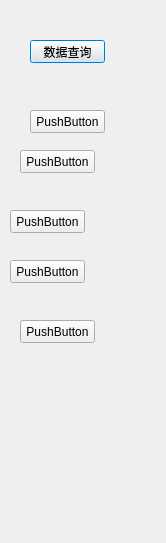
xuanyingdeng/TQD600, file dataquerydlg.ui: the form before one commit.
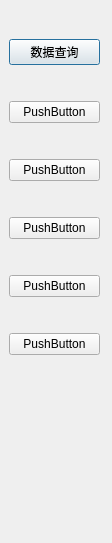
The form after the commit.

```diff
--- a/dataquerydlg.ui
+++ b/dataquerydlg.ui
@@ -6,90 +6,66 @@
    <rect>
     <x>0</x>
     <y>0</y>
-    <width>166</width>
+    <width>112</width>
     <height>543</height>
    </rect>
   </property>
   <property name="windowTitle">
    <string>Dialog</string>
   </property>
+  <widget class="QWidget" name="">
+   <property name="geometry">
+    <rect>
+     <x>9</x>
+     <y>9</y>
+     <width>91</width>
+     <height>381</height>
+    </rect>
+   </property>
+   <layout class="QVBoxLayout" name="verticalLayout">
+    <item>
   <widget class="QPushButton" name="pushButton">
-   <property name="geometry">
-    <rect>
-     <x>30</x>
-     <y>40</y>
-     <width>75</width>
-     <height>23</height>
-    </rect>
-   </property>
    <property name="text">
     <string>数据查询</string>
    </property>
   </widget>
-  <widget class="QPushButton" name="pushButton_2">
-   <property name="geometry">
-    <rect>
-     <x>10</x>
-     <y>210</y>
-     <width>75</width>
-     <height>23</height>
-    </rect>
-   </property>
-   <property name="text">
-    <string>PushButton</string>
-   </property>
-  </widget>
+    </item>
+    <item>
   <widget class="QPushButton" name="pushButton_3">
-   <property name="geometry">
-    <rect>
-     <x>30</x>
-     <y>110</y>
-     <width>75</width>
-     <height>23</height>
-    </rect>
-   </property>
    <property name="text">
     <string>PushButton</string>
    </property>
   </widget>
+    </item>
+    <item>
   <widget class="QPushButton" name="pushButton_4">
-   <property name="geometry">
-    <rect>
-     <x>20</x>
-     <y>150</y>
-     <width>75</width>
-     <height>23</height>
-    </rect>
-   </property>
+      <property name="text">
+       <string>PushButton</string>
+      </property>
+     </widget>
+    </item>
+    <item>
+     <widget class="QPushButton" name="pushButton_2">
    <property name="text">
     <string>PushButton</string>
    </property>
   </widget>
+    </item>
+    <item>
   <widget class="QPushButton" name="pushButton_5">
-   <property name="geometry">
-    <rect>
-     <x>10</x>
-     <y>260</y>
-     <width>75</width>
-     <height>23</height>
-    </rect>
-   </property>
    <property name="text">
     <string>PushButton</string>
    </property>
   </widget>
+    </item>
+    <item>
   <widget class="QPushButton" name="pushButton_6">
-   <property name="geometry">
-    <rect>
-     <x>20</x>
-     <y>320</y>
-     <width>75</width>
-     <height>23</height>
-    </rect>
-   </property>
    <property name="text">
     <string>PushButton</string>
    </property>
+     </widget>
+    </item>
+   </layout>
   </widget>
  </widget>
  <resources/>
```
Lines whose indentation alone changed are shown as unchanged.
